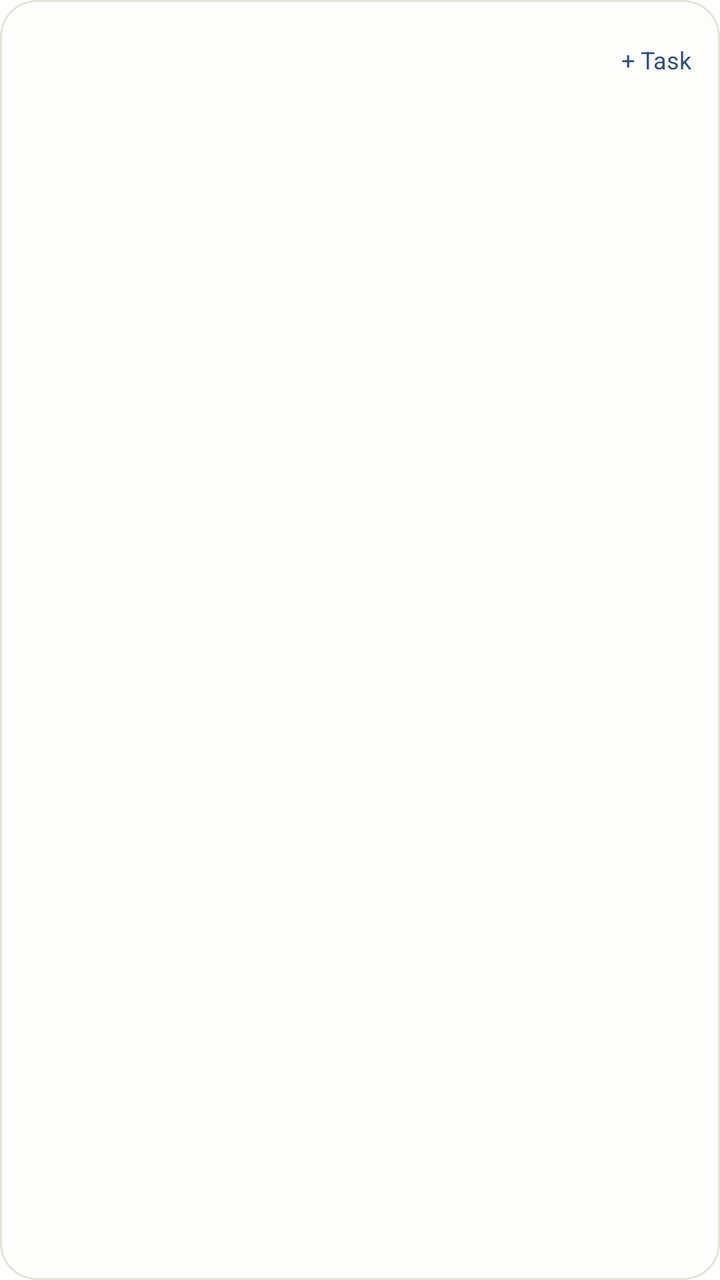
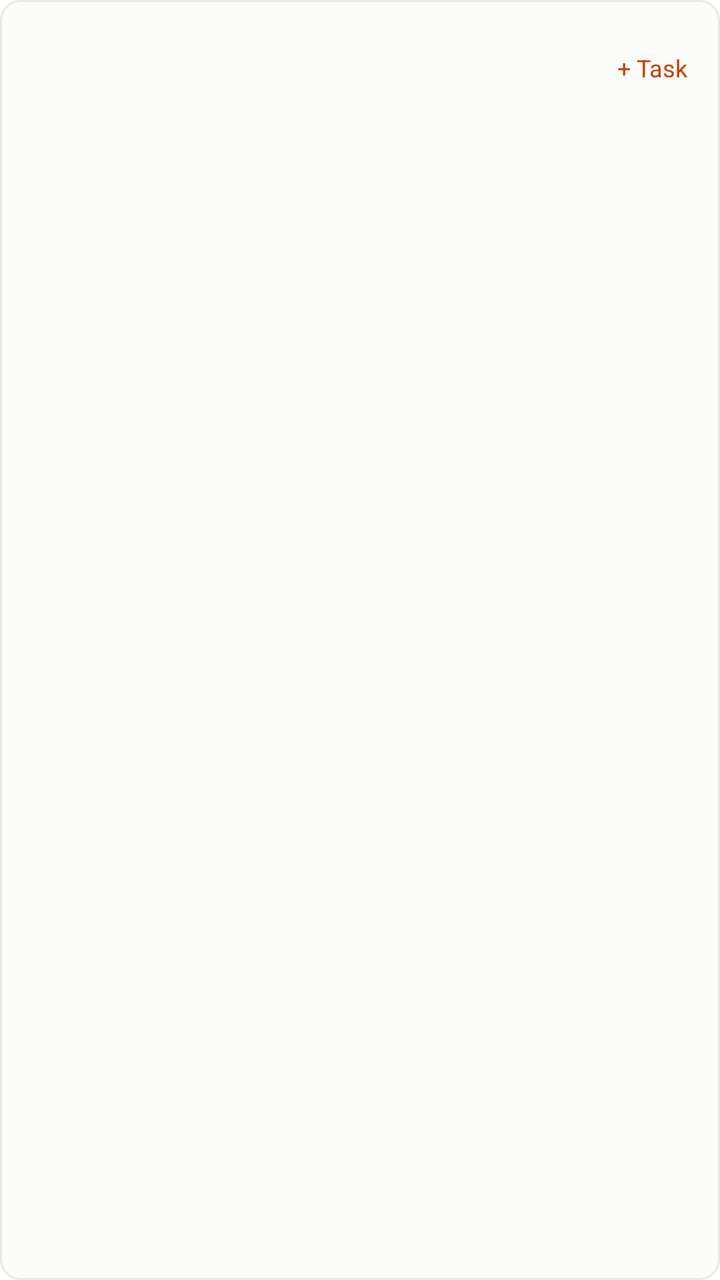

The first picture is an Android layout as it rendered before a commit; the second is the same layout after the commit. The layout source and the unified diff follow.
<!-- AndroidManifest.xml: fallback theme Theme.MaterialComponents.DayNight.NoActionBar -->
<!-- res/layout/widget_todos_medium.xml -->
<?xml version="1.0" encoding="utf-8"?>
<LinearLayout xmlns:android="http://schemas.android.com/apk/res/android"
    android:id="@+id/todos_root"
    android:layout_width="match_parent"
    android:layout_height="match_parent"
    android:background="@drawable/widget_root_bg"
    android:orientation="vertical"
    android:padding="10dp">

    <LinearLayout
        android:layout_width="match_parent"
        android:layout_height="40dp"
        android:gravity="center_vertical"
        android:orientation="horizontal">

        <TextView
            android:id="@+id/todos_mode"
            android:layout_width="wrap_content"
            android:layout_height="match_parent"
            android:gravity="center_vertical"
            android:fontFamily="sans-serif-medium"
            android:textColor="@color/widget_text_primary"
            android:textSize="16sp" />

        <TextView
            android:id="@+id/todos_count"
            android:layout_width="0dp"
            android:layout_height="wrap_content"
            android:layout_marginStart="6dp"
            android:layout_weight="1"
            android:ellipsize="end"
            android:singleLine="true"
            android:textColor="@color/widget_text_secondary"
            android:textSize="11sp" />

        <TextView
            android:id="@+id/todos_add"
            android:layout_width="44dp"
            android:layout_height="44dp"
            android:gravity="center"
            android:text="@string/widget_add_todo"
            android:textColor="@color/widget_accent"
            android:textSize="12sp" />
    </LinearLayout>

    <LinearLayout
        android:layout_width="match_parent"
        android:layout_height="36dp"
        android:gravity="center_vertical"
        android:orientation="horizontal">

        <TextView
            android:id="@+id/todos_chip_today"
            android:layout_width="wrap_content"
            android:layout_height="32dp"
            android:layout_marginEnd="6dp"
            android:gravity="center"
            android:paddingStart="12dp"
            android:paddingEnd="12dp"
            android:textColor="@color/widget_text_secondary"
            android:textSize="11sp" />

        <TextView
            android:id="@+id/todos_chip_inbox"
            android:layout_width="wrap_content"
            android:layout_height="32dp"
            android:layout_marginEnd="6dp"
            android:gravity="center"
            android:paddingStart="12dp"
            android:paddingEnd="12dp"
            android:textColor="@color/widget_text_secondary"
            android:textSize="11sp" />

        <TextView
            android:id="@+id/todos_chip_all"
            android:layout_width="wrap_content"
            android:layout_height="32dp"
            android:gravity="center"
            android:paddingStart="12dp"
            android:paddingEnd="12dp"
            android:textColor="@color/widget_text_secondary"
            android:textSize="11sp" />
    </LinearLayout>

    <LinearLayout
        android:id="@+id/todos_rows"
        android:layout_width="match_parent"
        android:layout_height="0dp"
        android:layout_weight="1"
        android:orientation="vertical" />

    <TextView
        android:id="@+id/todos_empty"
        android:layout_width="match_parent"
        android:layout_height="wrap_content"
        android:textColor="@color/widget_text_secondary"
        android:textSize="12sp"
        android:visibility="gone" />
</LinearLayout>
<!-- resources referenced by this layout -->
<resources>
  <color name="widget_accent">#2D4F7C</color>
  <color name="widget_text_primary">#1B1B18</color>
  <color name="widget_text_secondary">#6F6F67</color>
  <!-- drawable widget_root_bg (drawable) -->
  <?xml version="1.0" encoding="utf-8"?>
  <shape xmlns:android="http://schemas.android.com/apk/res/android"
      android:shape="rectangle">
      <solid android:color="@color/widget_background" />
      <corners android:radius="18dp" />
      <stroke
          android:width="1dp"
          android:color="@color/widget_border" />
  </shape>
  <string name="widget_add_todo">+ Task</string>
  <color name="widget_background">#FDFDFB</color>
  <color name="widget_border">#E3E3DC</color>
</resources>

<!-- the commit's change to res/layout/widget_todos_medium.xml (unified diff, before → after) -->
@@ -5,11 +5,11 @@
     android:layout_height="match_parent"
     android:background="@drawable/widget_root_bg"
     android:orientation="vertical"
-    android:padding="10dp">
+    android:padding="12dp">
 
     <LinearLayout
         android:layout_width="match_parent"
-        android:layout_height="40dp"
+        android:layout_height="44dp"
         android:gravity="center_vertical"
         android:orientation="horizontal">
 
@@ -20,24 +20,30 @@
             android:gravity="center_vertical"
             android:fontFamily="sans-serif-medium"
             android:textColor="@color/widget_text_primary"
-            android:textSize="16sp" />
+            android:textSize="15sp" />
 
         <TextView
             android:id="@+id/todos_count"
             android:layout_width="0dp"
-            android:layout_height="wrap_content"
+            android:layout_height="match_parent"
             android:layout_marginStart="6dp"
             android:layout_weight="1"
             android:ellipsize="end"
+            android:gravity="center_vertical"
             android:singleLine="true"
             android:textColor="@color/widget_text_secondary"
             android:textSize="11sp" />
 
         <TextView
             android:id="@+id/todos_add"
-            android:layout_width="44dp"
+            android:layout_width="wrap_content"
             android:layout_height="44dp"
+            android:ellipsize="end"
             android:gravity="center"
+            android:maxLines="1"
+            android:maxWidth="56dp"
+            android:minWidth="44dp"
+            android:singleLine="true"
             android:text="@string/widget_add_todo"
             android:textColor="@color/widget_accent"
             android:textSize="12sp" />
@@ -45,14 +51,14 @@
 
     <LinearLayout
         android:layout_width="match_parent"
-        android:layout_height="36dp"
+        android:layout_height="44dp"
         android:gravity="center_vertical"
         android:orientation="horizontal">
 
         <TextView
             android:id="@+id/todos_chip_today"
             android:layout_width="wrap_content"
-            android:layout_height="32dp"
+            android:layout_height="44dp"
             android:layout_marginEnd="6dp"
             android:gravity="center"
             android:paddingStart="12dp"
@@ -63,7 +69,7 @@
         <TextView
             android:id="@+id/todos_chip_inbox"
             android:layout_width="wrap_content"
-            android:layout_height="32dp"
+            android:layout_height="44dp"
             android:layout_marginEnd="6dp"
             android:gravity="center"
             android:paddingStart="12dp"
@@ -74,7 +80,7 @@
         <TextView
             android:id="@+id/todos_chip_all"
             android:layout_width="wrap_content"
-            android:layout_height="32dp"
+            android:layout_height="44dp"
             android:gravity="center"
             android:paddingStart="12dp"
             android:paddingEnd="12dp"
@@ -82,18 +88,19 @@
             android:textSize="11sp" />
     </LinearLayout>
 
+    <TextView
+        android:id="@+id/todos_empty"
+        android:layout_width="match_parent"
+        android:layout_height="wrap_content"
+        android:paddingTop="4dp"
+        android:textColor="@color/widget_text_secondary"
+        android:textSize="12sp"
+        android:visibility="gone" />
+
     <LinearLayout
         android:id="@+id/todos_rows"
         android:layout_width="match_parent"
         android:layout_height="0dp"
         android:layout_weight="1"
         android:orientation="vertical" />
-
-    <TextView
-        android:id="@+id/todos_empty"
-        android:layout_width="match_parent"
-        android:layout_height="wrap_content"
-        android:textColor="@color/widget_text_secondary"
-        android:textSize="12sp"
-        android:visibility="gone" />
 </LinearLayout>
<!-- resource entries referenced after the edit -->
@@ -1,20 +1,20 @@
 <!-- resources referenced by this layout -->
 <resources>
-  <color name="widget_accent">#2D4F7C</color>
-  <color name="widget_text_primary">#1B1B18</color>
-  <color name="widget_text_secondary">#6F6F67</color>
+  <color name="widget_accent">#C2410C</color>
+  <color name="widget_text_primary">#191A17</color>
+  <color name="widget_text_secondary">#3F413A</color>
   <!-- drawable widget_root_bg (drawable) -->
   <?xml version="1.0" encoding="utf-8"?>
   <shape xmlns:android="http://schemas.android.com/apk/res/android"
       android:shape="rectangle">
-      <solid android:color="@color/widget_background" />
-      <corners android:radius="18dp" />
+      <solid android:color="@color/widget_background_light" />
+      <corners android:radius="10dp" />
       <stroke
           android:width="1dp"
-          android:color="@color/widget_border" />
+          android:color="@color/widget_border_light" />
   </shape>
   <string name="widget_add_todo">+ Task</string>
-  <color name="widget_background">#FDFDFB</color>
-  <color name="widget_border">#E3E3DC</color>
+  <color name="widget_background_light">#FCFCFA</color>
+  <color name="widget_border_light">#E8E7E1</color>
 </resources>
 
